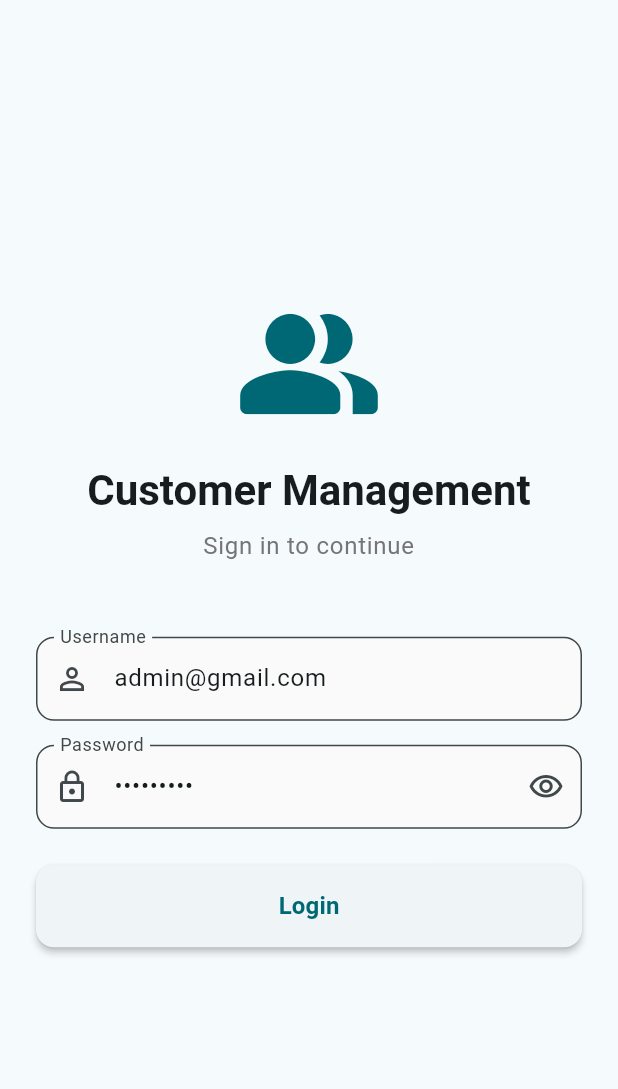
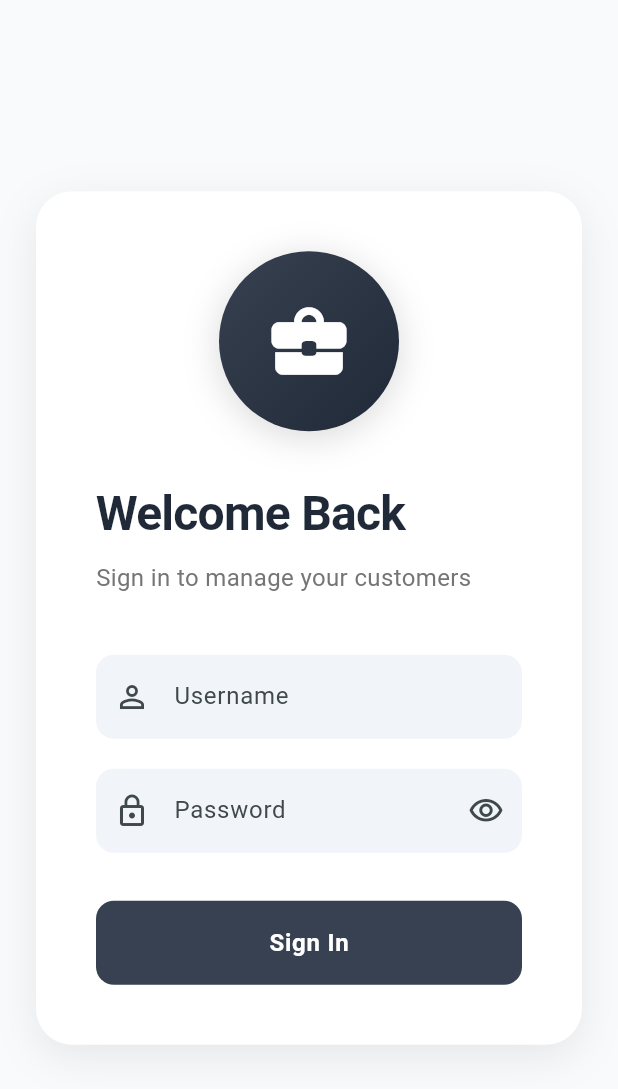
Before and after one commit to Naimul11/customer_management, a Flutter app: the screen it shows after launch, on a phone screen of 412 x 824 dp. Shown: the top 1089 px of the screen. Run offline on Flutter 3.47's test engine with Material 3 defaults, Android fonts, the phone set to English and light mode, and no system bars; our stand-ins replace cached_network_image, dio, get, shared_preferences.

Commit message:
login page ui updated

```diff
--- a/lib/views/login/login_screen.dart
+++ b/lib/views/login/login_screen.dart
@@ -12,8 +12,8 @@ class LoginScreen extends StatefulWidget {
 
 class _LoginScreenState extends State<LoginScreen> {
   final _formKey = GlobalKey<FormState>();
-  final _usernameController = TextEditingController(text: 'admin@gmail.com');
-  final _passwordController = TextEditingController(text: 'admin1234');
+  final _usernameController = TextEditingController();
+  final _passwordController = TextEditingController();
   late final AuthController _authController;
 
   bool _obscurePassword = true;
@@ -54,51 +54,115 @@ class _LoginScreenState extends State<LoginScreen> {
   @override
   Widget build(BuildContext context) {
     return Scaffold(
+      backgroundColor: const Color(0xFFF8FAFC),
       body: SafeArea(
         child: Center(
           child: SingleChildScrollView(
-            padding: const EdgeInsets.all(24.0),
+            padding: const EdgeInsets.symmetric(horizontal: 24.0),
+            child: Column(
+              mainAxisAlignment: MainAxisAlignment.center,
+              children: [
+                // Modern card container
+                Container(
+                  constraints: const BoxConstraints(maxWidth: 440),
+                  padding: const EdgeInsets.all(40),
+                  decoration: BoxDecoration(
+                    color: Colors.white,
+                    borderRadius: BorderRadius.circular(24),
+                    boxShadow: [
+                      BoxShadow(
+                        color: Colors.black.withOpacity(0.08),
+                        blurRadius: 24,
+                        offset: const Offset(0, 8),
+                      ),
+                    ],
+                  ),
                   child: Form(
                     key: _formKey,
                     child: Column(
-                mainAxisAlignment: MainAxisAlignment.center,
                       crossAxisAlignment: CrossAxisAlignment.stretch,
                       children: [
-                  // App Logo/Icon
-                  Icon(
-                    Icons.people_alt_rounded,
-                    size: 100,
-                    color: Theme.of(context).colorScheme.primary,
+                        // Round Logo
+                        Center(
+                          child: Container(
+                            width: 120,
+                            height: 120,
+                            decoration: BoxDecoration(
+                              shape: BoxShape.circle,
+                              gradient: const LinearGradient(
+                                colors: [Color(0xFF374151), Color(0xFF1F2937)],
+                                begin: Alignment.topLeft,
+                                end: Alignment.bottomRight,
                               ),
-                  const SizedBox(height: 16),
+                              boxShadow: [
+                                BoxShadow(
+                                  color: Colors.black.withOpacity(0.15),
+                                  blurRadius: 20,
+                                  offset: const Offset(0, 4),
+                                ),
+                              ],
+                            ),
+                            child: const Icon(
+                              Icons.business_center_rounded,
+                              size: 60,
+                              color: Colors.white,
+                            ),
+                          ),
+                        ),
+                        const SizedBox(height: 32),
 
                         // App Title
-                  Text(
-                    'Customer Management',
-                    textAlign: TextAlign.center,
-                    style: Theme.of(context).textTheme.headlineMedium?.copyWith(
+                        const Text(
+                          'Welcome Back',
+                          style: TextStyle(
+                            fontSize: 32,
                             fontWeight: FontWeight.bold,
+                            color: Color(0xFF1F2937),
+                            letterSpacing: -0.5,
                           ),
                         ),
                         const SizedBox(height: 8),
                         Text(
-                    'Sign in to continue',
-                    textAlign: TextAlign.center,
-                    style: Theme.of(context).textTheme.bodyLarge?.copyWith(
+                          'Sign in to manage your customers',
+                          style: TextStyle(
+                            fontSize: 16,
                             color: Colors.grey[600],
                           ),
                         ),
-                  const SizedBox(height: 48),
+                        const SizedBox(height: 40),
 
                         // Username field
                         TextFormField(
                           controller: _usernameController,
                           decoration: InputDecoration(
                             labelText: 'Username',
-                      hintText: 'Enter your username',
                             prefixIcon: const Icon(Icons.person_outline),
+                            filled: true,
+                            fillColor: const Color(0xFFF1F5F9),
                             border: OutlineInputBorder(
                               borderRadius: BorderRadius.circular(12),
+                              borderSide: BorderSide.none,
+                            ),
+                            enabledBorder: OutlineInputBorder(
+                              borderRadius: BorderRadius.circular(12),
+                              borderSide: BorderSide.none,
+                            ),
+                            focusedBorder: OutlineInputBorder(
+                              borderRadius: BorderRadius.circular(12),
+                              borderSide: const BorderSide(
+                                color: Color(0xFF374151),
+                                width: 2,
+                              ),
+                            ),
+                            errorBorder: OutlineInputBorder(
+                              borderRadius: BorderRadius.circular(12),
+                              borderSide: const BorderSide(
+                                color: Colors.red,
+                                width: 2,
+                              ),
+                            ),
+                            floatingLabelStyle: const TextStyle(
+                              color: Color(0xFF374151),
                             ),
                           ),
                           keyboardType: TextInputType.emailAddress,
@@ -110,7 +174,7 @@ class _LoginScreenState extends State<LoginScreen> {
                             return null;
                           },
                         ),
-                  const SizedBox(height: 16),
+                        const SizedBox(height: 20),
 
                         // Password field
                         TextFormField(
@@ -118,7 +182,6 @@ class _LoginScreenState extends State<LoginScreen> {
                           obscureText: _obscurePassword,
                           decoration: InputDecoration(
                             labelText: 'Password',
-                      hintText: 'Enter your password',
                             prefixIcon: const Icon(Icons.lock_outline),
                             suffixIcon: IconButton(
                               icon: Icon(
@@ -132,8 +195,32 @@ class _LoginScreenState extends State<LoginScreen> {
                                 });
                               },
                             ),
+                            filled: true,
+                            fillColor: const Color(0xFFF1F5F9),
                             border: OutlineInputBorder(
                               borderRadius: BorderRadius.circular(12),
+                              borderSide: BorderSide.none,
+                            ),
+                            enabledBorder: OutlineInputBorder(
+                              borderRadius: BorderRadius.circular(12),
+                              borderSide: BorderSide.none,
+                            ),
+                            focusedBorder: OutlineInputBorder(
+                              borderRadius: BorderRadius.circular(12),
+                              borderSide: const BorderSide(
+                                color: Color(0xFF374151),
+                                width: 2,
+                              ),
+                            ),
+                            errorBorder: OutlineInputBorder(
+                              borderRadius: BorderRadius.circular(12),
+                              borderSide: const BorderSide(
+                                color: Colors.red,
+                                width: 2,
+                              ),
+                            ),
+                            floatingLabelStyle: const TextStyle(
+                              color: Color(0xFF374151),
                             ),
                           ),
                           textInputAction: TextInputAction.done,
@@ -145,27 +232,30 @@ class _LoginScreenState extends State<LoginScreen> {
                             return null;
                           },
                         ),
-                  const SizedBox(height: 24),
+                        const SizedBox(height: 32),
 
                         // Error message
                         Obx(() {
                           if (_authController.errorMessage.value.isNotEmpty) {
                             return Container(
-                        padding: const EdgeInsets.all(12),
-                        margin: const EdgeInsets.only(bottom: 16),
+                              padding: const EdgeInsets.all(16),
+                              margin: const EdgeInsets.only(bottom: 20),
                               decoration: BoxDecoration(
                                 color: Colors.red[50],
-                          borderRadius: BorderRadius.circular(8),
-                          border: Border.all(color: Colors.red[300]!),
+                                borderRadius: BorderRadius.circular(12),
+                                border: Border.all(color: Colors.red[200]!),
                               ),
                               child: Row(
                                 children: [
-                            Icon(Icons.error_outline, color: Colors.red[700]),
-                            const SizedBox(width: 8),
+                                  Icon(Icons.error_outline, color: Colors.red[700], size: 20),
+                                  const SizedBox(width: 12),
                                   Expanded(
                                     child: Text(
                                       _authController.errorMessage.value,
-                                style: TextStyle(color: Colors.red[700]),
+                                      style: TextStyle(
+                                        color: Colors.red[700],
+                                        fontSize: 14,
+                                      ),
                                     ),
                                   ),
                                 ],
@@ -177,31 +267,38 @@ class _LoginScreenState extends State<LoginScreen> {
 
                         // Login button
                         Obx(() {
-                    return ElevatedButton(
+                          return SizedBox(
+                            height: 56,
+                            child: ElevatedButton(
                               onPressed: _authController.isLoading.value
                                   ? null
                                   : _handleLogin,
                               style: ElevatedButton.styleFrom(
-                        padding: const EdgeInsets.symmetric(vertical: 16),
+                                backgroundColor: const Color(0xFF374151),
+                                foregroundColor: Colors.white,
+                                elevation: 0,
                                 shape: RoundedRectangleBorder(
                                   borderRadius: BorderRadius.circular(12),
                                 ),
+                                disabledBackgroundColor: Colors.grey[300],
                               ),
                               child: _authController.isLoading.value
                                   ? const SizedBox(
-                              height: 20,
-                              width: 20,
+                                      height: 24,
+                                      width: 24,
                                       child: CircularProgressIndicator(
-                                strokeWidth: 2,
+                                        strokeWidth: 2.5,
                                         valueColor:
                                             AlwaysStoppedAnimation<Color>(Colors.white),
                                       ),
                                     )
                                   : const Text(
-                              'Login',
+                                      'Sign In',
                                       style: TextStyle(
                                         fontSize: 16,
-                                fontWeight: FontWeight.bold,
+                                        fontWeight: FontWeight.w600,
+                                        letterSpacing: 0.5,
+                                      ),
                                     ),
                             ),
                           );
@@ -210,6 +307,9 @@ class _LoginScreenState extends State<LoginScreen> {
                     ),
                   ),
                 ),
+              ],
+            ),
+          ),
         ),
       ),
     );
```
Lines whose indentation alone changed are shown as unchanged.
